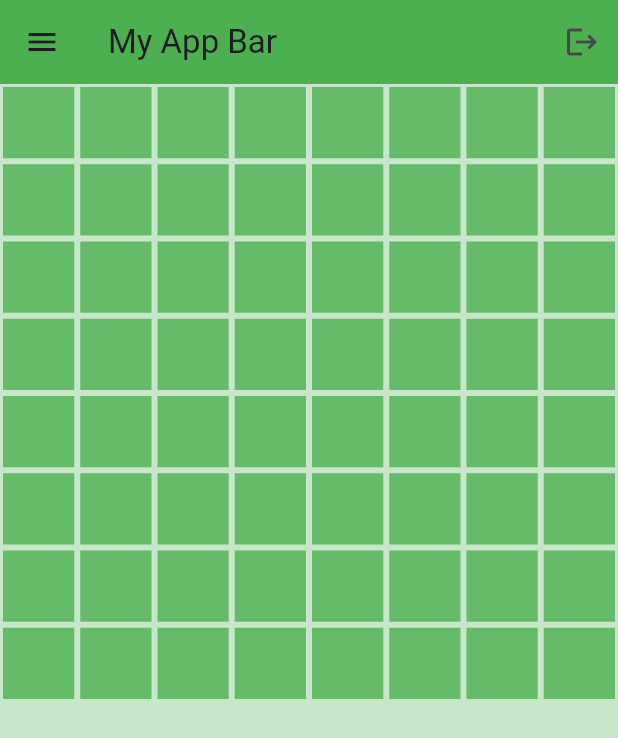
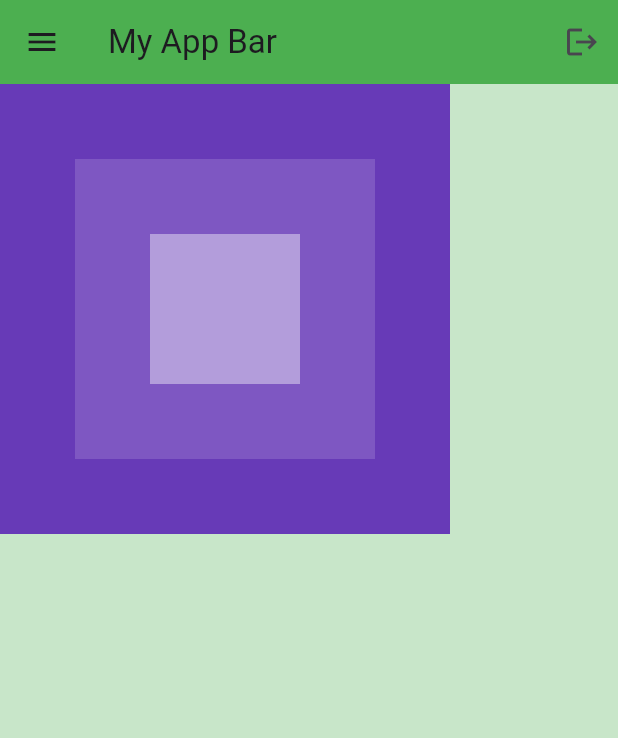
Before and after one commit to cuhp293/CodeFresher, a Flutter app: the screen it shows after launch, on a phone screen of 412 x 824 dp. Shown: the top 738 px of the screen. Run offline on Flutter 3.47's test engine with Material 3 defaults, Android fonts, the phone set to English and light mode, and no system bars.

Commit message:
Flutter: WIDGET - stack

```diff
--- a/Flutter/flutter_beginner_course/lib/main.dart
+++ b/Flutter/flutter_beginner_course/lib/main.dart
@@ -23,15 +23,31 @@
             IconButton(onPressed: () {}, icon: Icon(Icons.logout)),
           ],
         ),
-        body: GridView.builder(
-          itemCount: 64,
-          gridDelegate:
-            // how many in each row
-            SliverGridDelegateWithFixedCrossAxisCount(crossAxisCount: 8),
-          itemBuilder: (context, index) => Container(
-            color: Colors.green[400],
-            margin: EdgeInsets.all(2),
-          ),
+        body: Stack(
+          alignment: Alignment.center,
+          children: [
+            // big box
+            Container(
+              height: 300,
+              width: 300,
+              color: Colors.deepPurple,
+            ),
+
+            // medium box
+            Container(
+              height: 200,
+              width: 200,
+              color: Colors.deepPurple[400],
+            ),
+
+            // small box
+            Container(
+              height: 100,
+              width: 100,
+              color: Colors.deepPurple[200],
+            ),
+
+          ],
         ),
       ),
     );
```
